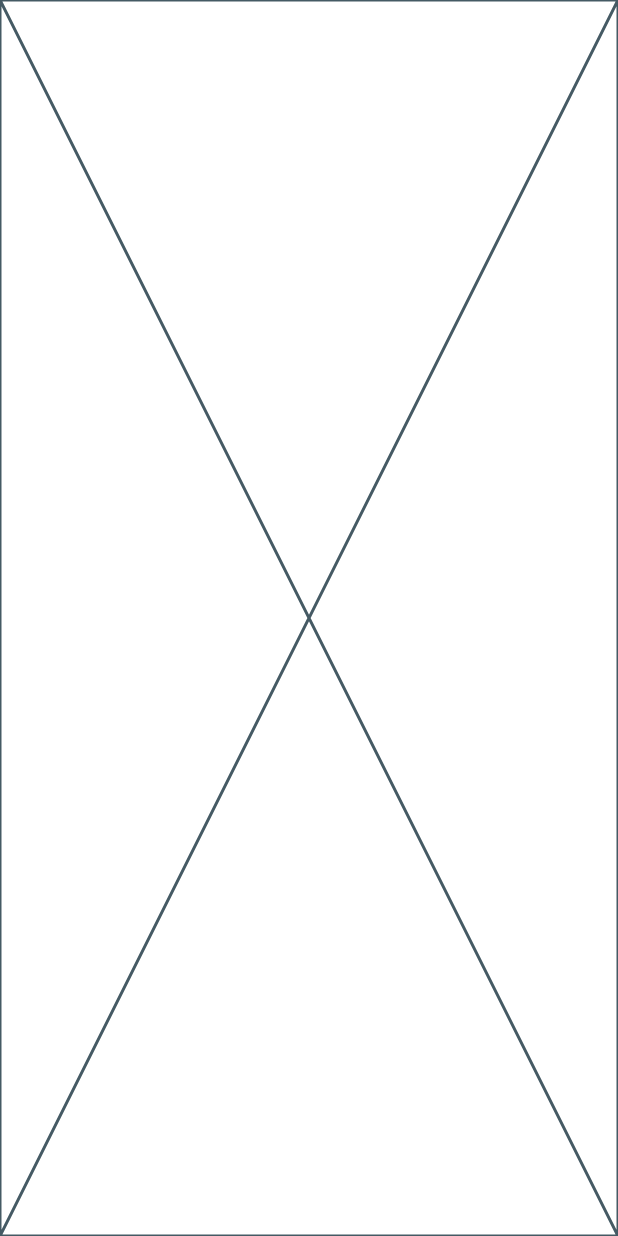
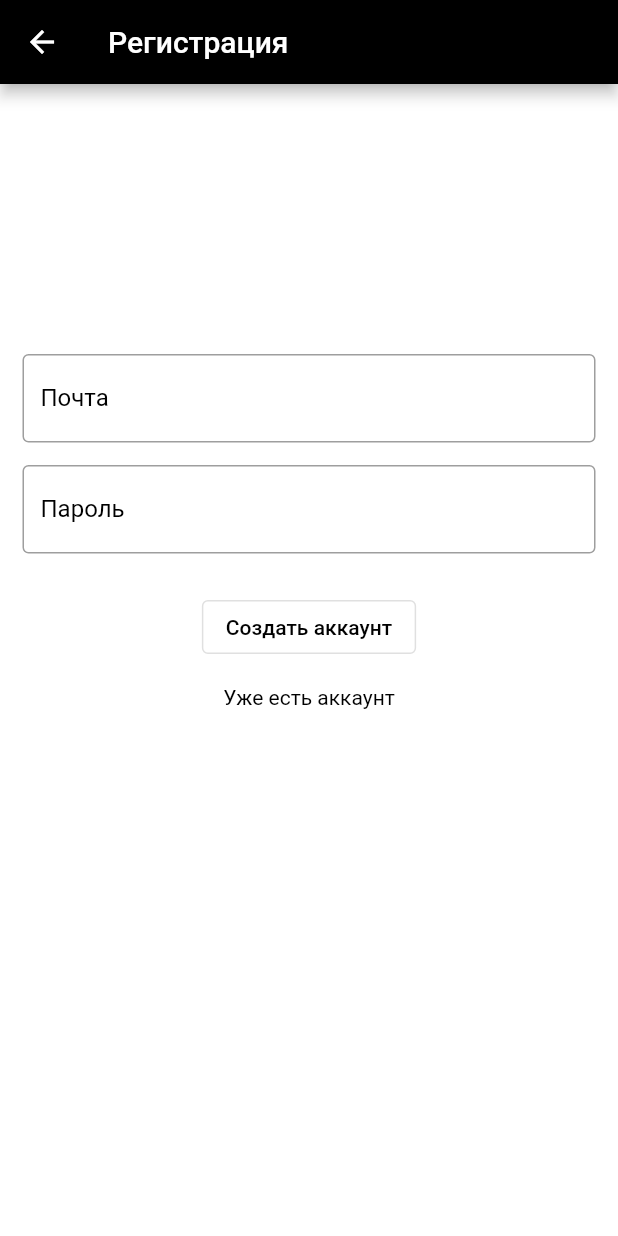
Before and after one commit to SoulNaturalist/StepUp, a Flutter app: the screen it shows after launch, after a tap on "Регистрация", on a phone screen of 412 x 824 dp. Run offline on Flutter 3.47's test engine with Material 2 defaults, Android fonts, the light colour scheme and no system bars.

Commit message:
created registerPage

```diff
--- a/lib/main.dart
+++ b/lib/main.dart
@@ -1,7 +1,10 @@
 import 'package:flutter/material.dart';
 import 'widgets/pages/welcome.dart';
-import './widgets/pages/auth.dart';
+import './widgets/pages/register.dart';
 import './widgets/pages/login.dart';
+import './widgets/pages/stats.dart';
+
+
 
 void main() {
   runApp(const MyApp());
@@ -17,9 +20,11 @@ class MyApp extends StatelessWidget {
       initialRoute: '/',
       routes: {
         '/': (BuildContext context) => const WelcomePage(),
-        '/auth': (BuildContext context) => const AuthPage(),
+        '/register': (BuildContext context) => RegisterPage(),
         '/login': (BuildContext context) => const LoginPage(),
+        '/stats': (BuildContext context) => const StatsPage()
       },
     );
   }
+
 }
--- /dev/null
+++ b/lib/widgets/pages/register.dart
@@ -0,0 +1,91 @@
+import 'package:flutter/material.dart';
+import 'package:flutter/gestures.dart';
+
+
+class RegisterPage extends StatefulWidget {
+  @override
+  _RegisterState createState() => _RegisterState();
+}
+
+class _RegisterState extends State<RegisterPage> {
+  @override
+  Widget build(BuildContext context) {
+    return Scaffold(
+      backgroundColor: Colors.white,
+      appBar: AppBar(
+        title: Text("Регистрация"),
+        leading: IconButton(
+            icon: Icon(Icons.arrow_back),
+            onPressed: () {
+              Navigator.pushNamed(context, '/');
+            },
+            tooltip: 'Вернуться назад',
+          ),
+        backgroundColor: Colors.black,
+      ),
+      body: ListView(
+        children: <Widget>[
+          Column(
+            children: <Widget>[
+              Padding(
+                padding: EdgeInsets.only(top:180, left: 15.0, right: 15.0),
+                child: TextField(
+                  decoration: InputDecoration(
+                    border: OutlineInputBorder(),
+                    focusedBorder: OutlineInputBorder(
+                      borderSide: BorderSide(width: 1, color: Colors.black),
+                    ),
+                    labelText: 'Почта',
+                    labelStyle: TextStyle(color: Colors.black),
+                    hintText: 'Введите электронную почту',
+                  ),
+                ),
+              ),
+              Padding(
+                padding: const EdgeInsets.only(left: 15.0, right: 15.0, top: 15),
+                child: TextField(
+                  obscureText: true,
+                  decoration: InputDecoration(
+                    border: OutlineInputBorder(),
+                    focusedBorder: OutlineInputBorder(
+                      borderSide: BorderSide(width: 1, color: Colors.black),
+                    ),
+                    labelText: 'Пароль',
+                    labelStyle: TextStyle(color: Colors.black),
+                    hintText: 'Введите пароль',
+                  ),
+                ),
+              ),
+              Padding(
+                padding: const EdgeInsets.only(top: 25),
+                child:OutlinedButton(
+                  onPressed: () {},
+                  child: const Text('Создать аккаунт'),
+                  style: OutlinedButton.styleFrom(
+                    primary: Colors.black,
+                ))
+              ),
+              Padding(
+                padding: const EdgeInsets.only(top: 15),
+                child: RichText(
+                  text: TextSpan(
+                  style: TextStyle(color: Colors.black),
+                    children: <TextSpan>[
+                      TextSpan(
+                        text: 'Уже есть аккаунт',
+                        recognizer: TapGestureRecognizer()
+                          ..onTap = () {
+                            Navigator.pushNamed(context, '/login');
+                          },
+                      ),
+                    ],
+                  ),
+                ),
+              ),
+            ],
+          ),
+        ],
+      ),
+    );
+  }
+}
--- a/lib/widgets/pages/auth.dart
+++ b/lib/widgets/pages/stats.dart
@@ -1,7 +1,7 @@
 import 'package:flutter/material.dart';
 
-class AuthPage extends StatelessWidget {
-  const AuthPage({super.key});
+class StatsPage extends StatelessWidget {
+  const StatsPage({super.key});
 
   @override
   Widget build(BuildContext context) {
--- a/lib/widgets/pages/welcome.dart
+++ b/lib/widgets/pages/welcome.dart
@@ -39,7 +39,7 @@ class WelcomePage extends StatelessWidget {
                     backgroundColor: const Color.fromARGB(255, 253, 219, 146)),
                 child: const Text("Регистрация"),
                 onPressed: () {
-                  Navigator.pushNamed(context, '/login');
+                  Navigator.pushNamed(context, '/register');
                 },
               ),
             ),
@@ -52,7 +52,7 @@ class WelcomePage extends StatelessWidget {
                     backgroundColor: const Color.fromARGB(255, 253, 219, 146)),
                 child: const Text("Авторизация"),
                 onPressed: () {
-                  Navigator.pushNamed(context, '/auth');
+                  Navigator.pushNamed(context, '/login');
                 },
               ),
             ),
```
Also changed, not shown: pubspec.lock.
